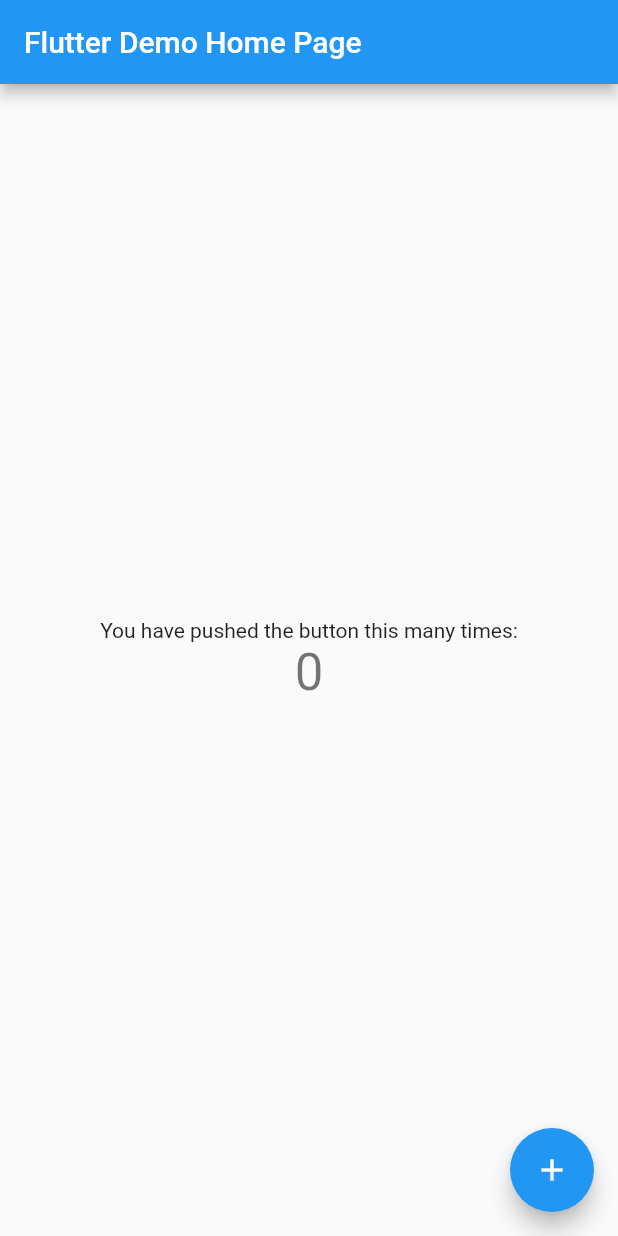
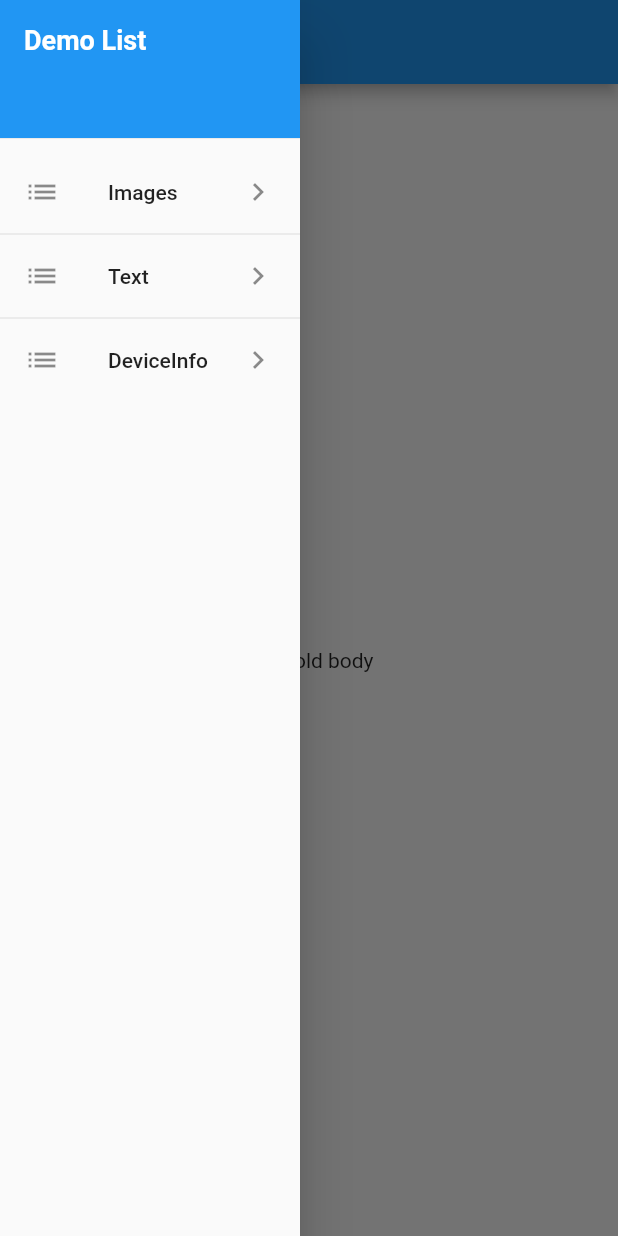
Before and after one commit to drbx/flutter_demo, a Flutter app: the screen it shows after launch, with the side drawer open (before the commit the screen has no drawer), on a phone screen of 412 x 824 dp. Run offline on Flutter 3.47's test engine with Material 2 defaults, Android fonts, the phone set to English and light mode, and no system bars.

Commit message:
left drawer

```diff
--- a/lib/main.dart
+++ b/lib/main.dart
@@ -6,40 +6,20 @@ void main() {
 
 class MyApp extends StatelessWidget {
   const MyApp({Key? key}) : super(key: key);
-
-  // This widget is the root of your application.
   @override
   Widget build(BuildContext context) {
     return MaterialApp(
       title: 'Flutter Demo',
       theme: ThemeData(
-        // This is the theme of your application.
-        //
-        // Try running your application with "flutter run". You'll see the
-        // application has a blue toolbar. Then, without quitting the app, try
-        // changing the primarySwatch below to Colors.green and then invoke
-        // "hot reload" (press "r" in the console where you ran "flutter run",
-        // or simply save your changes to "hot reload" in a Flutter IDE).
-        // Notice that the counter didn't reset back to zero; the application
-        // is not restarted.
         primarySwatch: Colors.blue,
       ),
-      home: const MyHomePage(title: 'Flutter Demo Home Page'),
+      home: const MyHomePage(title: 'Flutter Demo'),
     );
   }
 }
 
 class MyHomePage extends StatefulWidget {
   const MyHomePage({Key? key, required this.title}) : super(key: key);
-
-  // This widget is the home page of your application. It is stateful, meaning
-  // that it has a State object (defined below) that contains fields that affect
-  // how it looks.
-
-  // This class is the configuration for the state. It holds the values (in this
-  // case the title) provided by the parent (in this case the App widget) and
-  // used by the build method of the State. Fields in a Widget subclass are
-  // always marked "final".
 
   final String title;
 
@@ -48,68 +28,55 @@ class MyHomePage extends StatefulWidget {
 }
 
 class _MyHomePageState extends State<MyHomePage> {
-  int _counter = 0;
-
-  void _incrementCounter() {
-    setState(() {
-      // This call to setState tells the Flutter framework that something has
-      // changed in this State, which causes it to rerun the build method below
-      // so that the display can reflect the updated values. If we changed
-      // _counter without calling setState(), then the build method would not be
-      // called again, and so nothing would appear to happen.
-      _counter++;
-    });
-  }
+  var _demoList = <String>["Images", "Text", "DeviceInfo"];
 
   @override
   Widget build(BuildContext context) {
-    // This method is rerun every time setState is called, for instance as done
-    // by the _incrementCounter method above.
-    //
-    // The Flutter framework has been optimized to make rerunning build methods
-    // fast, so that you can just rebuild anything that needs updating rather
-    // than having to individually change instances of widgets.
+    //左侧抽屉导航头部
+    const leftDrawerHeader = SizedBox(
+      height: 100,
+      width: 200,
+      child: DrawerHeader(
+        decoration: BoxDecoration(
+          color: Colors.blue,
+        ),
+        child: Text(
+          'Demo List',
+          style: TextStyle(
+              fontSize: 18, color: Colors.white, fontWeight: FontWeight.bold),
+        ),
+      ),
+    );
+
+    var listView = ListView.separated(
+      shrinkWrap: true,
+      itemCount: _demoList.length,
+      itemBuilder: (context, index) {
+        return ListTile(
+          leading: Icon(Icons.list),
+          title: Text(_demoList[index]),
+          trailing: new Icon(Icons.keyboard_arrow_right),
+        );
+      },
+      separatorBuilder: (context, index) => Divider(height: .0),
+    );
+
+    //左侧抽屉导航
+    var leftDrawer = SizedBox(
+      width: 200,
+      child: Drawer(
+        child: Column(
+          children: [leftDrawerHeader, listView],
+        ),
+      ),
+    );
+
     return Scaffold(
       appBar: AppBar(
-        // Here we take the value from the MyHomePage object that was created by
-        // the App.build method, and use it to set our appbar title.
         title: Text(widget.title),
       ),
-      body: Center(
-        // Center is a layout widget. It takes a single child and positions it
-        // in the middle of the parent.
-        child: Column(
-          // Column is also a layout widget. It takes a list of children and
-          // arranges them vertically. By default, it sizes itself to fit its
-          // children horizontally, and tries to be as tall as its parent.
-          //
-          // Invoke "debug painting" (press "p" in the console, choose the
-          // "Toggle Debug Paint" action from the Flutter Inspector in Android
-          // Studio, or the "Toggle Debug Paint" command in Visual Studio Code)
-          // to see the wireframe for each widget.
-          //
-          // Column has various properties to control how it sizes itself and
-          // how it positions its children. Here we use mainAxisAlignment to
-          // center the children vertically; the main axis here is the vertical
-          // axis because Columns are vertical (the cross axis would be
-          // horizontal).
-          mainAxisAlignment: MainAxisAlignment.center,
-          children: <Widget>[
-            const Text(
-              'You have pushed the button this many times:',
-            ),
-            Text(
-              '$_counter',
-              style: Theme.of(context).textTheme.headline4,
-            ),
-          ],
-        ),
-      ),
-      floatingActionButton: FloatingActionButton(
-        onPressed: _incrementCounter,
-        tooltip: 'Increment',
-        child: const Icon(Icons.add),
-      ), // This trailing comma makes auto-formatting nicer for build methods.
+      drawer: leftDrawer,
+      body: const Center(child: Text("Scaffold body")),
     );
   }
 }
```
Also changed, not shown: 1 other file.
